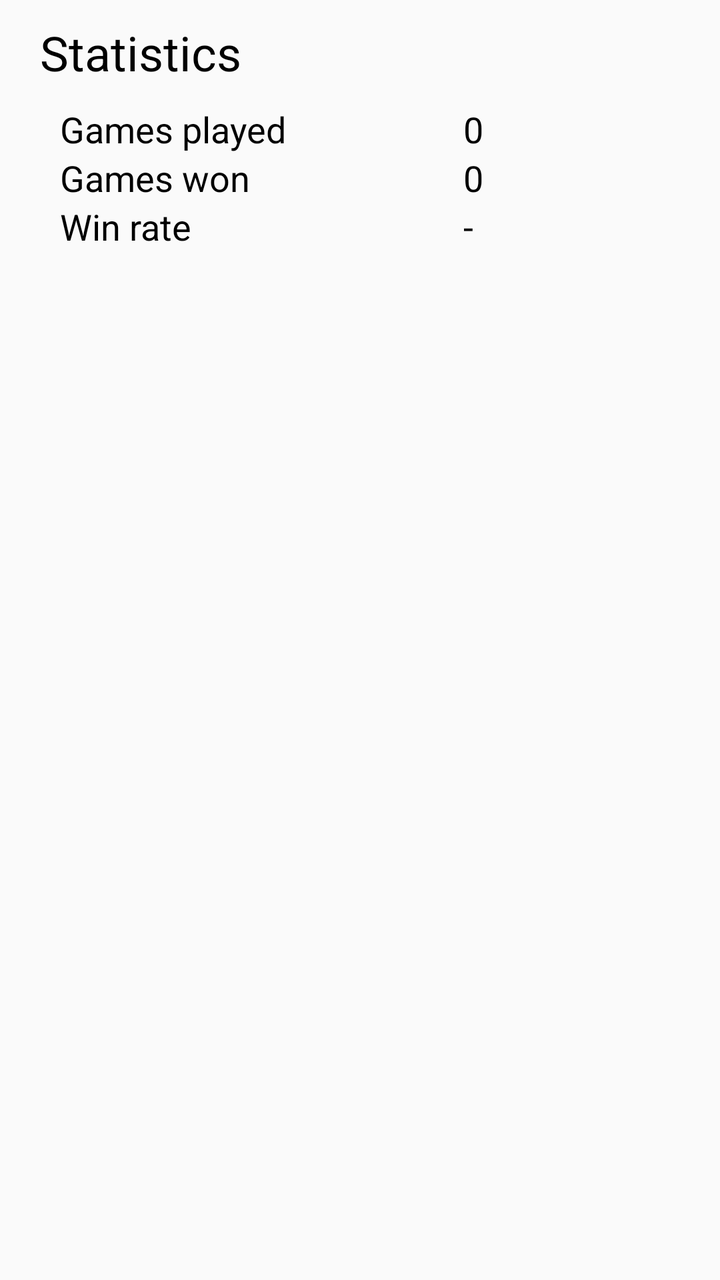
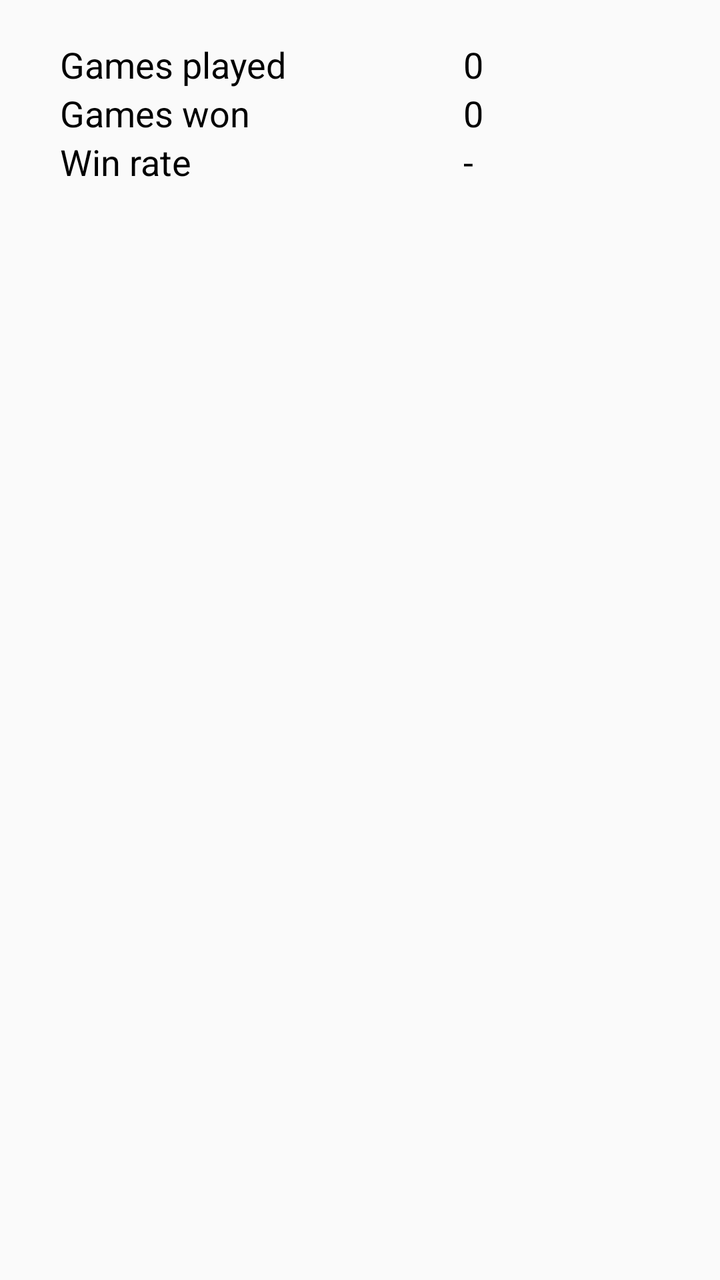

Compare the two renders of this Android layout. The source of the first and the diff that turns it into the second are given below.
<!-- AndroidManifest.xml: application theme AppTheme -->
<!-- res/layout/fragment_farkle_stats.xml -->
<?xml version="1.0" encoding="utf-8"?>
<LinearLayout xmlns:android="http://schemas.android.com/apk/res/android"
    xmlns:tools="http://schemas.android.com/tools"
    android:layout_width="match_parent"
    android:layout_height="match_parent"
    android:orientation="vertical"
    tools:context=".ui.stats.FarkleStatsFragment">

    <TextView
        android:layout_width="wrap_content"
        android:layout_height="wrap_content"
        android:layout_marginStart="20dp"
        android:layout_marginTop="10dp"
        android:layout_marginBottom="10dp"
        android:text="@string/statistics"
        android:textSize="24sp" />

    <TableLayout
        android:layout_width="match_parent"
        android:layout_height="wrap_content"
        android:layout_marginStart="30dp"
        android:layout_marginEnd="30dp"
        android:layout_marginBottom="20dp">

        <TableRow>

            <TextView
                android:layout_width="match_parent"
                android:layout_height="wrap_content"
                android:layout_weight="1"
                android:text="@string/gamesPlayed"
                android:textSize="18sp" />

            <TextView
                android:id="@+id/tvGamesPlayed"
                android:layout_width="match_parent"
                android:layout_height="wrap_content"
                android:layout_weight="1"
                android:text="0"
                android:textSize="18sp" />
        </TableRow>

        <TableRow>

            <TextView
                android:layout_width="match_parent"
                android:layout_height="wrap_content"
                android:layout_weight="1"
                android:text="@string/gamesWon"
                android:textSize="18sp" />

            <TextView
                android:id="@+id/tvGamesWon"
                android:layout_width="match_parent"
                android:layout_height="wrap_content"
                android:layout_weight="1"
                android:text="0"
                android:textSize="18sp" />
        </TableRow>

        <TableRow>

            <TextView
                android:layout_width="match_parent"
                android:layout_height="wrap_content"
                android:layout_weight="1"
                android:text="@string/winRate"
                android:textSize="18sp" />

            <TextView
                android:id="@+id/tvWinRate"
                android:layout_width="match_parent"
                android:layout_height="wrap_content"
                android:layout_weight="1"
                android:text="-"
                android:textSize="18sp" />
        </TableRow>
    </TableLayout>
</LinearLayout>
<!-- resources referenced by this layout -->
<resources>
  <string name="gamesPlayed">Games played</string>
  <string name="gamesWon">Games won</string>
  <string name="statistics">Statistics</string>
  <string name="winRate">Win rate</string>
  <style name="AppTheme" parent="Theme.AppCompat.Light">
          
          <item name="android:textColor">@android:color/black</item>
          <item name="buttonStyle">@android:style/Widget.Holo.Light.Button</item>
      </style>
</resources>

<!-- the commit's change to res/layout/fragment_farkle_stats.xml (unified diff, before → after) -->
@@ -6,20 +6,12 @@
     android:orientation="vertical"
     tools:context=".ui.stats.FarkleStatsFragment">
 
-    <TextView
-        android:layout_width="wrap_content"
-        android:layout_height="wrap_content"
-        android:layout_marginStart="20dp"
-        android:layout_marginTop="10dp"
-        android:layout_marginBottom="10dp"
-        android:text="@string/statistics"
-        android:textSize="24sp" />
-
     <TableLayout
         android:layout_width="match_parent"
         android:layout_height="wrap_content"
         android:layout_marginStart="30dp"
         android:layout_marginEnd="30dp"
+        android:layout_marginTop="20dp"
         android:layout_marginBottom="20dp">
 
         <TableRow>
<!-- resource entries referenced after the edit -->
@@ -2,7 +2,6 @@
 <resources>
   <string name="gamesPlayed">Games played</string>
   <string name="gamesWon">Games won</string>
-  <string name="statistics">Statistics</string>
   <string name="winRate">Win rate</string>
   <style name="AppTheme" parent="Theme.AppCompat.Light">
           
